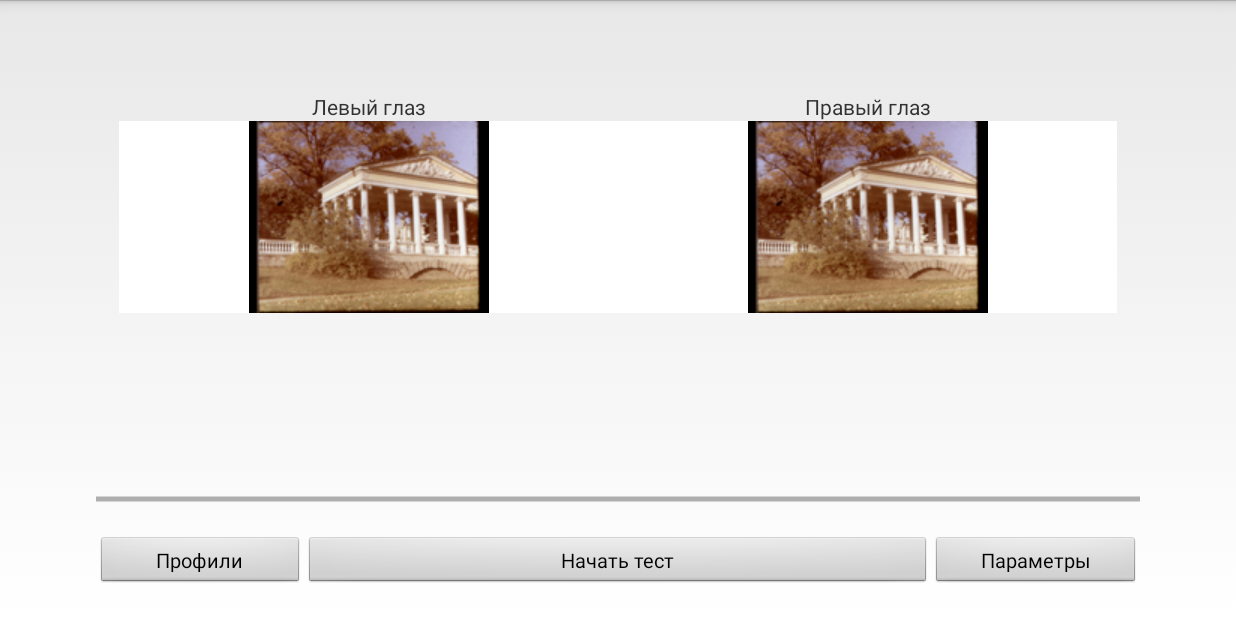
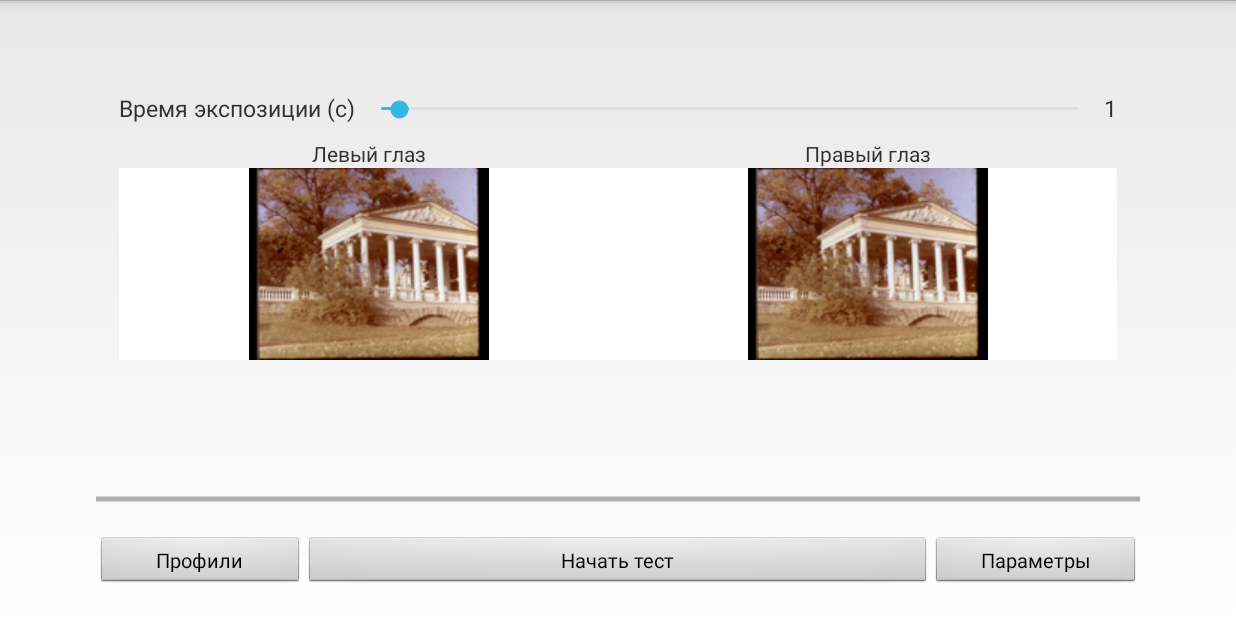
Before and after one commit to hramovnik/ReactionTest, an Android app: the fragment TabFiveFragment placed in its activity, on a phone screen of 824 x 412 dp (held sideways). Run offline under Robolectric (Android 15) with nearby library versions, the phone set to English and light mode, and no system bars; 1 statement that could not run was skipped.

Commit message:
Added exposition time in picture test.

```diff
--- a/app/src/main/java/layout/TabFiveFragment.java
+++ b/app/src/main/java/layout/TabFiveFragment.java
@@ -23,6 +23,11 @@ public class TabFiveFragment extends TabFragment implements TaskActivityInterfac
     ImageChooser dialogImageChooser = null;
     int [] choosedIndex = new int[2];
 
+
+    private SeekBar sbExposition;
+    private TextView teExposition;
+    private final String expositionTag = "PICTEST_IMAGE_EXPOSITION";
+
     @Override
     public View onCreateView(LayoutInflater inflater, ViewGroup container,
                              Bundle savedInstanceState) {
@@ -32,6 +37,10 @@ public class TabFiveFragment extends TabFragment implements TaskActivityInterfac
     @Override
     public void onActivityCreated(Bundle savedInstanceState) {
         super.onActivityCreated(savedInstanceState);
+
+        teExposition = (TextView) getView().findViewById(R.id.teExpositionTime);
+        sbExposition = getSb(teExposition, R.id.sbExpositionTime, 1,25,expositionTag);
+
         imageButton[0] = (ImageButton) getView().findViewById(R.id.fragmentFiveImageButtonL);
         imageButton[1] = (ImageButton) getView().findViewById(R.id.fragmentFiveImageButtonR);
         for (int i = 0; i < 2; i++) {
@@ -51,6 +60,7 @@ public class TabFiveFragment extends TabFragment implements TaskActivityInterfac
             SharedPreferences.Editor ed = sp.edit();
             ed.putInt("PICTEST_IMAGE_0", choosedIndex[0]);
             ed.putInt("PICTEST_IMAGE_1", choosedIndex[1]);
+            ed.putInt("PICTEST_IMAGE_EXPOSITION", sbExposition.getProgress()*1000);
             ed.apply();
         }catch (Exception e){
 
@@ -60,7 +70,7 @@ public class TabFiveFragment extends TabFragment implements TaskActivityInterfac
 
     @Override
     public Session getSession() {
-        return new SessionImages(choosedIndex[0]+1, choosedIndex[1]+1, 5000);
+        return new SessionImages(choosedIndex[0]+1, choosedIndex[1]+1, sbExposition.getProgress());
     }
 
     @Override
--- a/app/src/main/java/layout/TabFourFragment.java
+++ b/app/src/main/java/layout/TabFourFragment.java
@@ -54,7 +54,6 @@ public class TabFourFragment extends TabFragment implements TaskActivityInterfac
 
         imageButton.setImageResource(ImageChooser.imageId[choosedIndex]);
         dialogImageChooser = new ImageChooser();
-
     }
 
     @Override
--- a/app/src/main/res/layout/fragment_tab_five.xml
+++ b/app/src/main/res/layout/fragment_tab_five.xml
@@ -25,6 +25,49 @@
                 android:layout_height="@dimen/space_between_buttons_and_seek_bars"
                 />
 
+        </TableRow>
+
+        <TableRow
+            android:layout_width="match_parent"
+            android:layout_height="match_parent" >
+
+            <TextView
+                android:text="Время экспозиции (с)"
+                android:layout_width="wrap_content"
+                android:layout_height="wrap_content"
+                android:textSize="@dimen/text_view_size"
+                />
+
+            <SeekBar
+                style="@style/CustomSeekBar"
+                android:layout_width="120dp"
+                android:layout_height="wrap_content"
+                android:max="12"
+
+                android:progress="8"
+                android:id="@+id/sbExpositionTime"
+                android:padding="1dip"
+                android:layout_margin="1dip"
+                android:layout_weight="1"
+                />
+
+            <TextView
+                android:text="0"
+                android:layout_width="wrap_content"
+                android:layout_height="wrap_content"
+                android:id="@+id/teExpositionTime"
+                android:elevation="1dp"
+                android:textSize="@dimen/text_view_size"
+                />
+        </TableRow>
+
+        <TableRow
+            android:layout_width="match_parent"
+            android:layout_height="match_parent">
+            <Space
+                android:layout_width="1dp"
+                android:layout_height="@dimen/space_between_seek_bars"
+                />
         </TableRow>
 
         <TableRow
--- a/app/src/main/res/layout/fragment_tab_four.xml
+++ b/app/src/main/res/layout/fragment_tab_four.xml
@@ -67,6 +67,15 @@
 
         <TableRow
             android:layout_width="match_parent"
+            android:layout_height="match_parent">
+            <Space
+                android:layout_width="1dp"
+                android:layout_height="@dimen/space_between_seek_bars"
+                />
+        </TableRow>
+
+        <TableRow
+            android:layout_width="match_parent"
             android:layout_height="match_parent" >
             <Space
                 android:layout_width="1dp"
--- a/app/src/main/res/values/dimens.xml
+++ b/app/src/main/res/values/dimens.xml
@@ -14,6 +14,6 @@
 
     <dimen name="space_between_seek_bars">8sp</dimen>
     <dimen name="space_between_buttons_and_seek_bars">18sp</dimen>
-    <dimen name="text_view_size">15dp</dimen>
+    <dimen name="text_view_size">15sp</dimen>
     <dimen name="vertical_space_of_color_chooser">28sp</dimen>
 </resources>
```
